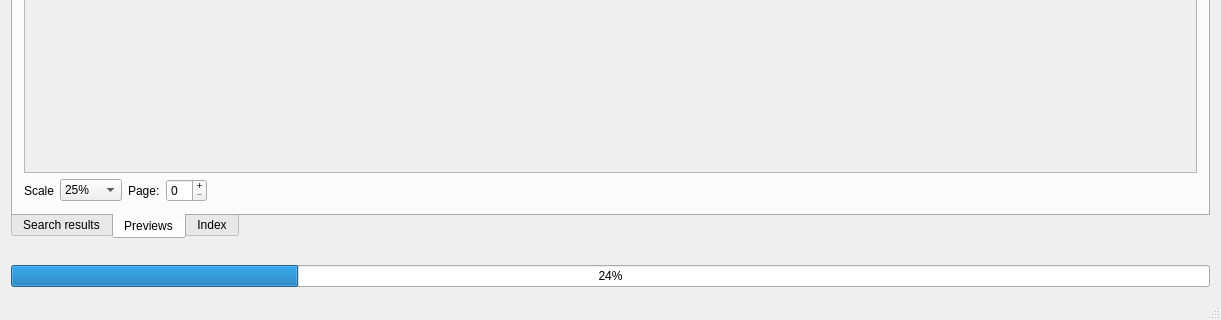
Above: gui/mainwindow.ui from quitesimpleorg/looqs before the change; both pictures show x 0 to 1221 and y 354 to 674 of the 1221 by 674 pixel window. Below: the same form after it.
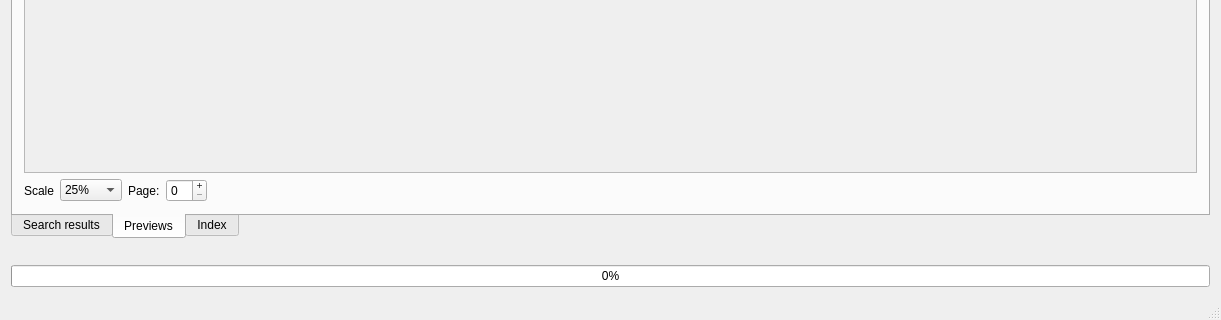
That is the form after the change.

Commit message: gui: init previewProcessBar with 0 on start

Diff of the .ui file:
```diff
--- a/gui/mainwindow.ui
+++ b/gui/mainwindow.ui
@@ -356,7 +356,7 @@
     <item>
      <widget class="QProgressBar" name="previewProcessBar">
       <property name="value">
-       <number>24</number>
+       <number>0</number>
       </property>
      </widget>
     </item>
```
